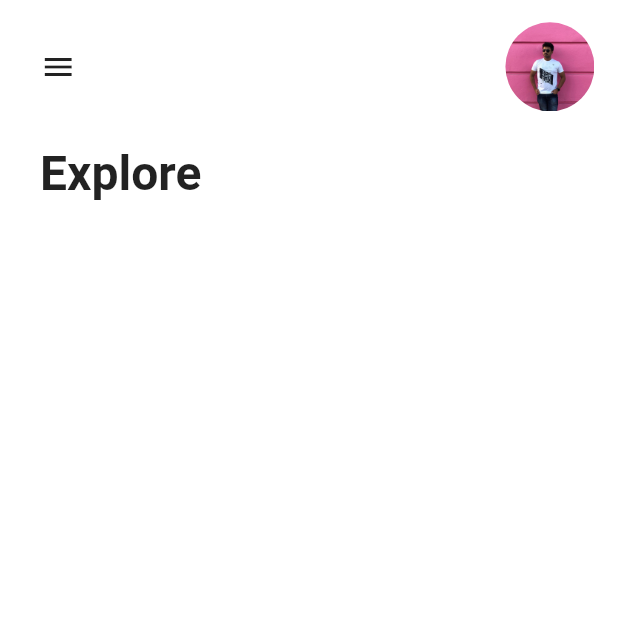
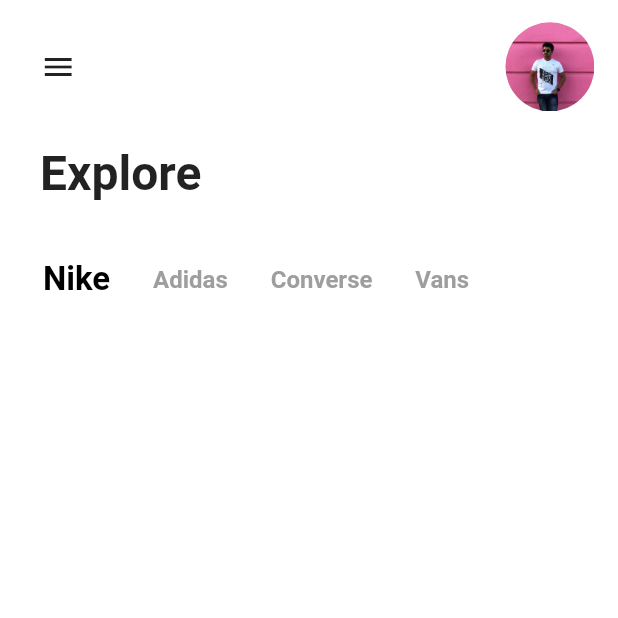
Before and after one commit to isnihal/Modern-E-Commerce-App, a Flutter app: the screen it shows after launch, on a phone screen of 412 x 824 dp, the top half of it. Run offline on Flutter 3.47's test engine with Material 2 defaults, Android fonts, the phone set to English and light mode, and no system bars; our stand-ins replace flutter_screenutil.

Commit message:
Brands added

```diff
--- a/lib/main.dart
+++ b/lib/main.dart
@@ -1,4 +1,5 @@
 import 'package:ecommerce_template/utils/profile_clipper.dart';
+import 'package:ecommerce_template/widgets/brand_selector.dart';
 import 'package:flutter/material.dart';
 import 'package:flutter_screenutil/flutter_screenutil.dart';
 
@@ -68,9 +69,13 @@ class _HomePageState extends State<HomePage> {
                 bottom: ScreenUtil().setHeight(105),
               ),
               child: Text(
+                //TODO:CHANGE FONT FAMILY
                 "Explore",
                 style: TextStyle(color: Colors.black87,fontSize: 32,fontWeight: FontWeight.bold),
               ),
+            ),
+            BrandSelector(
+              brands: ["Nike","Adidas","Converse","Vans"]
             )
           ],
         ),
--- /dev/null
+++ b/lib/widgets/brand_selector.dart
@@ -0,0 +1,51 @@
+import 'package:flutter/material.dart';
+import 'package:flutter_screenutil/flutter_screenutil.dart';
+
+class BrandSelector extends StatefulWidget {
+
+  final List<String> brands;
+
+  BrandSelector({@required this.brands});
+
+  @override
+  _BrandSelectorState createState() => _BrandSelectorState();
+}
+
+class _BrandSelectorState extends State<BrandSelector> {
+
+  int _currentIndex = 0;
+  bool _isSelected;
+
+  List<Widget> _buildShoeBrands(){
+    return widget.brands.map((brand){
+      var index = widget.brands.indexOf(brand);
+      _isSelected = _currentIndex == index;
+      return Padding(
+        padding: EdgeInsets.only(left: ScreenUtil().setWidth(75)),
+        child: GestureDetector(
+          child: Text(
+            brand,
+            style: TextStyle(
+              color: _isSelected? Colors.black : Colors.grey,
+              fontSize: _isSelected? 22 : 16,
+              fontWeight: FontWeight.bold
+              //TODO:CHANGE FONT FAMILY
+            ),
+          ),
+          onTap: (){
+            setState(() {
+              _currentIndex = index;
+            });
+          },
+        ),
+      );
+    }).toList();
+  }
+
+  @override
+  Widget build(BuildContext context) {
+    return Row(
+      children: _buildShoeBrands()
+    );
+  }
+}
```
